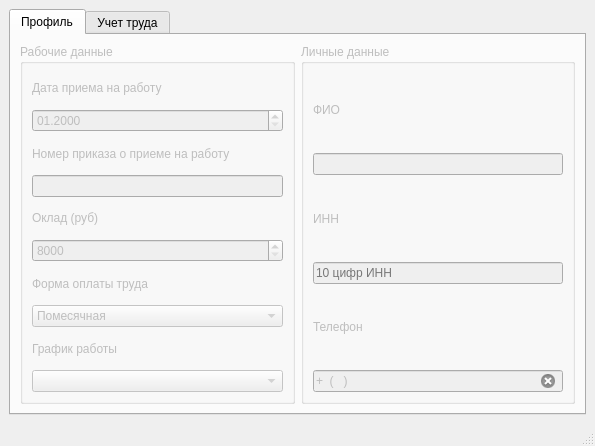
First picture: the form in SalaryCount/SalaryCount/employeesc.ui, repository artemkurylev/mdkp, before the edit.
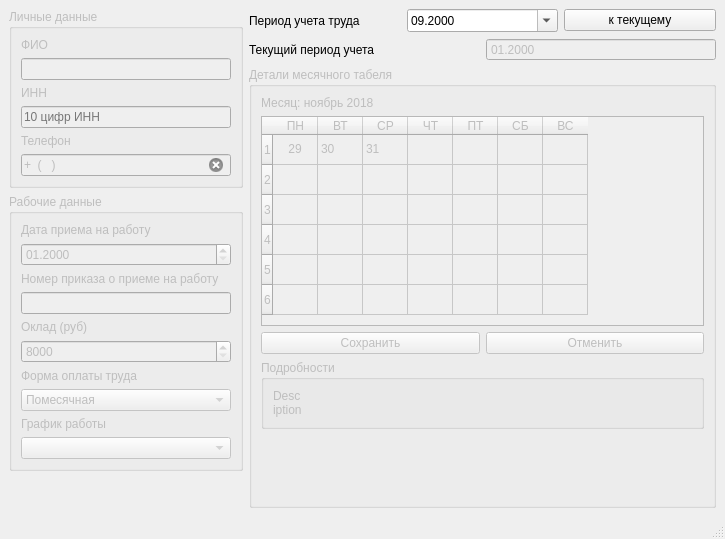
Second picture: the form after the edit.

Commit message: Добавлена страница учета труда для сотрудника

Patch:
```diff
--- a/SalaryCount/SalaryCount/employeesc.ui
+++ b/SalaryCount/SalaryCount/employeesc.ui
@@ -6,8 +6,8 @@
    <rect>
     <x>0</x>
     <y>0</y>
-    <width>595</width>
-    <height>446</height>
+    <width>725</width>
+    <height>539</height>
    </rect>
   </property>
   <property name="windowTitle">
@@ -15,21 +15,17 @@
   </property>
   <widget class="QWidget" name="centralwidget">
    <layout class="QGridLayout" name="gridLayout">
-    <item row="0" column="0">
-     <widget class="QTabWidget" name="tabWidget">
-      <property name="currentIndex">
-       <number>0</number>
-      </property>
-      <widget class="QWidget" name="tab">
-       <attribute name="title">
-        <string>Профиль</string>
-       </attribute>
-       <layout class="QGridLayout" name="gridLayout_2">
-        <item row="0" column="0">
+    <item row="3" column="0">
          <widget class="QGroupBox" name="workingDataBox">
           <property name="enabled">
            <bool>false</bool>
           </property>
+      <property name="sizePolicy">
+       <sizepolicy hsizetype="Expanding" vsizetype="Preferred">
+        <horstretch>1</horstretch>
+        <verstretch>0</verstretch>
+       </sizepolicy>
+      </property>
           <property name="title">
            <string>Рабочие данные</string>
           </property>
@@ -136,11 +132,41 @@
           </layout>
          </widget>
         </item>
-        <item row="0" column="1">
+    <item row="1" column="1">
+     <layout class="QHBoxLayout" name="horizontalLayout_2">
+      <item>
+       <widget class="QLabel" name="label_18">
+        <property name="text">
+         <string>Текущий период учета</string>
+        </property>
+       </widget>
+      </item>
+      <item>
+       <widget class="QDateEdit" name="CurrentPeriod_dateEdit">
+        <property name="enabled">
+         <bool>false</bool>
+        </property>
+        <property name="buttonSymbols">
+         <enum>QAbstractSpinBox::NoButtons</enum>
+        </property>
+        <property name="displayFormat">
+         <string>MM.yyyy</string>
+        </property>
+       </widget>
+      </item>
+     </layout>
+    </item>
+    <item row="0" column="0" rowspan="3">
          <widget class="QGroupBox" name="personalDataBox">
           <property name="enabled">
            <bool>false</bool>
           </property>
+      <property name="sizePolicy">
+       <sizepolicy hsizetype="Expanding" vsizetype="Preferred">
+        <horstretch>1</horstretch>
+        <verstretch>0</verstretch>
+       </sizepolicy>
+      </property>
           <property name="title">
            <string>Личные данные</string>
           </property>
@@ -204,6 +230,9 @@
                <property name="inputMask">
                 <string>+9 (999) 999 99 99</string>
                </property>
+           <property name="placeholderText">
+            <string>+9 (999) 999 99 99</string>
+           </property>
                <property name="clearButtonEnabled">
                 <bool>true</bool>
                </property>
@@ -214,13 +243,299 @@
           </layout>
          </widget>
         </item>
-       </layout>
-      </widget>
-      <widget class="QWidget" name="tab_2">
-       <attribute name="title">
-        <string>Учет труда</string>
-       </attribute>
-      </widget>
+    <item row="0" column="1">
+     <layout class="QHBoxLayout" name="horizontalLayout_14">
+      <item>
+       <widget class="QLabel" name="label_15">
+        <property name="text">
+         <string>Период учета труда</string>
+        </property>
+       </widget>
+      </item>
+      <item>
+       <widget class="QDateEdit" name="BillingPeriod_dateEdit">
+        <property name="showGroupSeparator" stdset="0">
+         <bool>true</bool>
+        </property>
+        <property name="dateTime">
+         <datetime>
+          <hour>0</hour>
+          <minute>0</minute>
+          <second>0</second>
+          <year>2000</year>
+          <month>9</month>
+          <day>1</day>
+         </datetime>
+        </property>
+        <property name="minimumDateTime">
+         <datetime>
+          <hour>0</hour>
+          <minute>0</minute>
+          <second>0</second>
+          <year>2000</year>
+          <month>1</month>
+          <day>1</day>
+         </datetime>
+        </property>
+        <property name="displayFormat">
+         <string>MM.yyyy</string>
+        </property>
+        <property name="calendarPopup">
+         <bool>true</bool>
+        </property>
+       </widget>
+      </item>
+      <item>
+       <widget class="QPushButton" name="GoToCurrentPeriod_button">
+        <property name="text">
+         <string>к текущему</string>
+        </property>
+       </widget>
+      </item>
+     </layout>
+    </item>
+    <item row="4" column="0">
+     <spacer name="verticalSpacer">
+      <property name="orientation">
+       <enum>Qt::Vertical</enum>
+      </property>
+      <property name="sizeHint" stdset="0">
+       <size>
+        <width>20</width>
+        <height>40</height>
+       </size>
+      </property>
+     </spacer>
+    </item>
+    <item row="2" column="1" rowspan="3">
+     <widget class="QGroupBox" name="LabourGroupEdit">
+      <property name="enabled">
+       <bool>false</bool>
+      </property>
+      <property name="sizePolicy">
+       <sizepolicy hsizetype="Expanding" vsizetype="Expanding">
+        <horstretch>2</horstretch>
+        <verstretch>0</verstretch>
+       </sizepolicy>
+      </property>
+      <property name="maximumSize">
+       <size>
+        <width>700</width>
+        <height>16777215</height>
+       </size>
+      </property>
+      <property name="baseSize">
+       <size>
+        <width>700</width>
+        <height>0</height>
+       </size>
+      </property>
+      <property name="title">
+       <string>Детали месячного табеля</string>
+      </property>
+      <layout class="QVBoxLayout" name="verticalLayout_10">
+       <item>
+        <widget class="QLabel" name="Month_label">
+         <property name="text">
+          <string>Месяц: ноябрь 2018</string>
+         </property>
+        </widget>
+       </item>
+       <item>
+        <widget class="QTableWidget" name="laborSheet">
+         <property name="sizePolicy">
+          <sizepolicy hsizetype="Minimum" vsizetype="Minimum">
+           <horstretch>0</horstretch>
+           <verstretch>0</verstretch>
+          </sizepolicy>
+         </property>
+         <property name="minimumSize">
+          <size>
+           <width>300</width>
+           <height>210</height>
+          </size>
+         </property>
+         <property name="maximumSize">
+          <size>
+           <width>700</width>
+           <height>420</height>
+          </size>
+         </property>
+         <property name="baseSize">
+          <size>
+           <width>700</width>
+           <height>210</height>
+          </size>
+         </property>
+         <property name="sizeAdjustPolicy">
+          <enum>QAbstractScrollArea::AdjustToContents</enum>
+         </property>
+         <property name="selectionMode">
+          <enum>QAbstractItemView::NoSelection</enum>
+         </property>
+         <property name="cornerButtonEnabled">
+          <bool>false</bool>
+         </property>
+         <attribute name="horizontalHeaderDefaultSectionSize">
+          <number>45</number>
+         </attribute>
+         <row>
+          <property name="text">
+           <string>1</string>
+          </property>
+         </row>
+         <row>
+          <property name="text">
+           <string>2</string>
+          </property>
+         </row>
+         <row>
+          <property name="text">
+           <string>3</string>
+          </property>
+         </row>
+         <row>
+          <property name="text">
+           <string>4</string>
+          </property>
+         </row>
+         <row>
+          <property name="text">
+           <string>5</string>
+          </property>
+         </row>
+         <row>
+          <property name="text">
+           <string>6</string>
+          </property>
+         </row>
+         <column>
+          <property name="text">
+           <string>ПН</string>
+          </property>
+         </column>
+         <column>
+          <property name="text">
+           <string>ВТ</string>
+          </property>
+         </column>
+         <column>
+          <property name="text">
+           <string>СР</string>
+          </property>
+         </column>
+         <column>
+          <property name="text">
+           <string>ЧТ</string>
+          </property>
+         </column>
+         <column>
+          <property name="text">
+           <string>ПТ</string>
+          </property>
+         </column>
+         <column>
+          <property name="text">
+           <string>СБ</string>
+          </property>
+         </column>
+         <column>
+          <property name="text">
+           <string>ВС</string>
+          </property>
+         </column>
+         <item row="0" column="0">
+          <property name="text">
+           <string>29</string>
+          </property>
+          <property name="textAlignment">
+           <set>AlignCenter</set>
+          </property>
+          <property name="flags">
+           <set>NoItemFlags</set>
+          </property>
+         </item>
+         <item row="0" column="1">
+          <property name="text">
+           <string>30</string>
+          </property>
+          <property name="flags">
+           <set>ItemIsEnabled|ItemIsTristate</set>
+          </property>
+         </item>
+         <item row="0" column="2">
+          <property name="text">
+           <string>31</string>
+          </property>
+         </item>
+        </widget>
+       </item>
+       <item>
+        <layout class="QHBoxLayout" name="SaveCancelLaborLayout">
+         <property name="sizeConstraint">
+          <enum>QLayout::SetFixedSize</enum>
+         </property>
+         <item>
+          <widget class="QPushButton" name="saveEditedLaborBtn">
+           <property name="enabled">
+            <bool>false</bool>
+           </property>
+           <property name="text">
+            <string>Сохранить</string>
+           </property>
+          </widget>
+         </item>
+         <item>
+          <widget class="QPushButton" name="CancelLaborBtn">
+           <property name="enabled">
+            <bool>false</bool>
+           </property>
+           <property name="text">
+            <string>Отменить</string>
+           </property>
+          </widget>
+         </item>
+        </layout>
+       </item>
+       <item>
+        <widget class="QGroupBox" name="groupBox">
+         <property name="title">
+          <string>Подробности</string>
+         </property>
+         <property name="flat">
+          <bool>true</bool>
+         </property>
+         <layout class="QVBoxLayout" name="verticalLayout_6">
+          <item>
+           <widget class="QLabel" name="Description_label">
+            <property name="enabled">
+             <bool>false</bool>
+            </property>
+            <property name="text">
+             <string>&lt;html&gt;&lt;head/&gt;&lt;body&gt;&lt;p&gt;Desc&lt;br/&gt;iption&lt;/p&gt;&lt;/body&gt;&lt;/html&gt;</string>
+            </property>
+           </widget>
+          </item>
+         </layout>
+        </widget>
+       </item>
+       <item>
+        <spacer name="verticalSpacer_2">
+         <property name="orientation">
+          <enum>Qt::Vertical</enum>
+         </property>
+         <property name="sizeType">
+          <enum>QSizePolicy::Expanding</enum>
+         </property>
+         <property name="sizeHint" stdset="0">
+          <size>
+           <width>20</width>
+           <height>120</height>
+          </size>
+         </property>
+        </spacer>
+       </item>
+      </layout>
      </widget>
     </item>
    </layout>
```
Left out of the diff: 2 changed lines with no effect on the pictures. Lines whose indentation alone changed are shown as unchanged. The commit also changes 1 other file.
